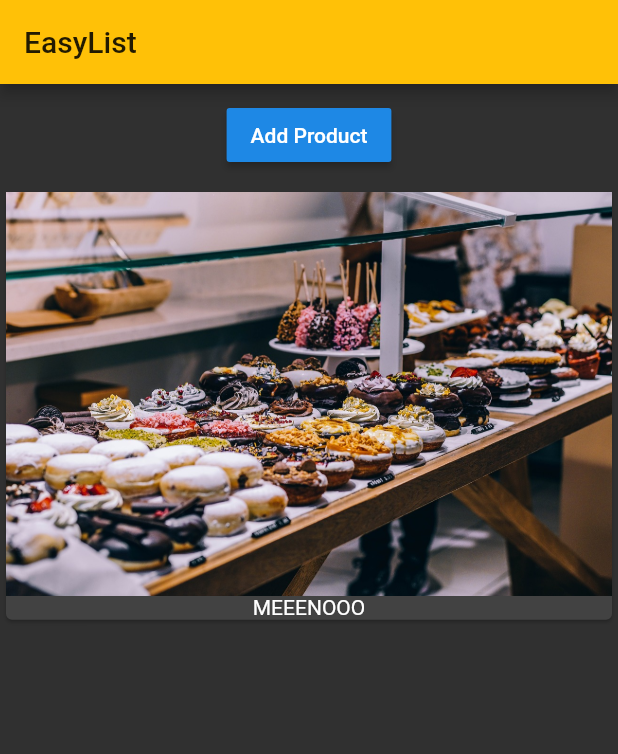
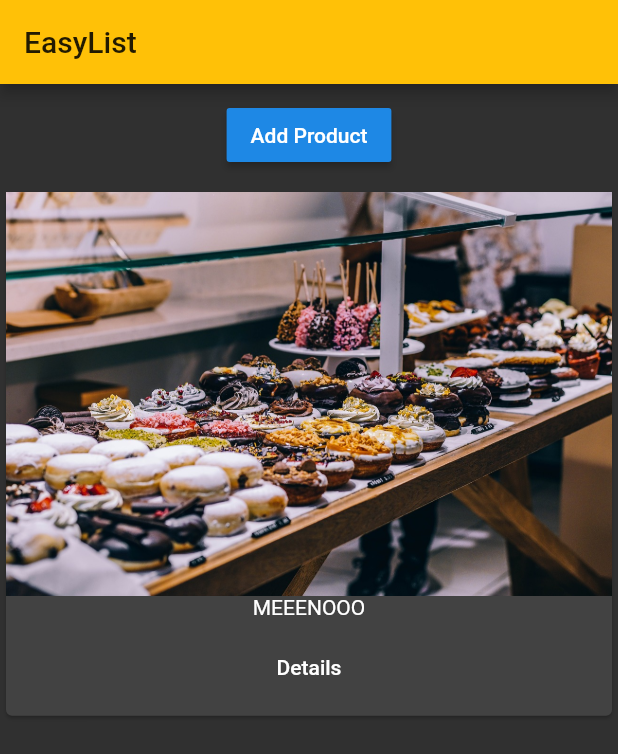
Before and after one commit to MinaSamirCap/flutterpro2, a Flutter app: the screen it shows after launch, after a tap on "Add Product", on a phone screen of 412 x 824 dp. Shown: the top 754 px of the screen. Run offline on Flutter 3.47's test engine with Material 2 defaults, Android fonts, the light colour scheme and no system bars.

Commit message:
added buttons and pages to be ready to navigate to

```diff
--- a/lib/main.dart
+++ b/lib/main.dart
@@ -1,5 +1,6 @@
 import 'package:flutter/material.dart';
 import 'package:flutter/rendering.dart';
+import 'package:flutter_course_2/pages/home.dart';
 import 'package:flutter_course_2/product_manager.dart';
 import 'package:flutter_course_2/products.dart';
 import 'package:flutter_course_2/tasks/task1.dart';
@@ -15,16 +16,10 @@
   @override
   Widget build(BuildContext context) {
     return MaterialApp(
-      //debugShowMaterialGrid: true,
+        //debugShowMaterialGrid: true,
         theme:
             ThemeData(brightness: Brightness.dark, primaryColor: Colors.amber),
-        home: Scaffold(
-            appBar: AppBar(
-              title: Text('EasyList'),
-            ),
-            body: ProductManager(
-              /* startingPorduct: 'MonMon', */
-            )));
+        home: HomePage());
   }
 
   // @override
--- /dev/null
+++ b/lib/pages/home.dart
@@ -0,0 +1,16 @@
+import 'package:flutter/material.dart';
+
+import '../product_manager.dart';
+
+class HomePage extends StatelessWidget {
+  @override
+  Widget build(BuildContext context) {
+    return Scaffold(
+        appBar: AppBar(
+          title: Text('EasyList'),
+        ),
+        body: ProductManager(
+            /* startingPorduct: 'MonMon', */
+            ));
+  }
+}
--- a/lib/products.dart
+++ b/lib/products.dart
@@ -12,7 +12,16 @@
       child: Column(
         children: <Widget>[
           Image.asset('assets/food.jpg'),
-          Text(_products[index])
+          Text(_products[index]),
+          ButtonBar(
+            alignment: MainAxisAlignment.center,
+            children: <Widget>[
+              FlatButton(
+                child: Text('Details'),
+                onPressed: () => {},
+              )
+            ],
+          )
         ],
       ),
     );
```
Also changed, not shown: lib/pages/product.dart (added, +13 -0 lines).
